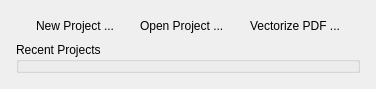
This is ui/NewOpenProjectPanel.ui in pascal-baobab/scantailor as Qt 5 draws it before an edit. The edited form follows.
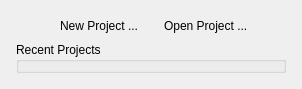
This is the edited form.

```diff
--- a/ui/NewOpenProjectPanel.ui
+++ b/ui/NewOpenProjectPanel.ui
@@ -95,29 +95,6 @@
           </property>
          </spacer>
         </item>
-        <item>
-         <widget class="QLabel" name="vectorizePdfLabel" >
-          <property name="text" >
-           <string>Vectorize PDF ...</string>
-          </property>
-         </widget>
-        </item>
-        <item>
-         <spacer name="horizontalSpacer_4" >
-          <property name="orientation" >
-           <enum>Qt::Horizontal</enum>
-          </property>
-          <property name="sizeType" >
-           <enum>QSizePolicy::Minimum</enum>
-          </property>
-          <property name="sizeHint" stdset="0" >
-           <size>
-            <width>20</width>
-            <height>20</height>
-           </size>
-          </property>
-         </spacer>
-        </item>
        </layout>
       </item>
       <item>
```
